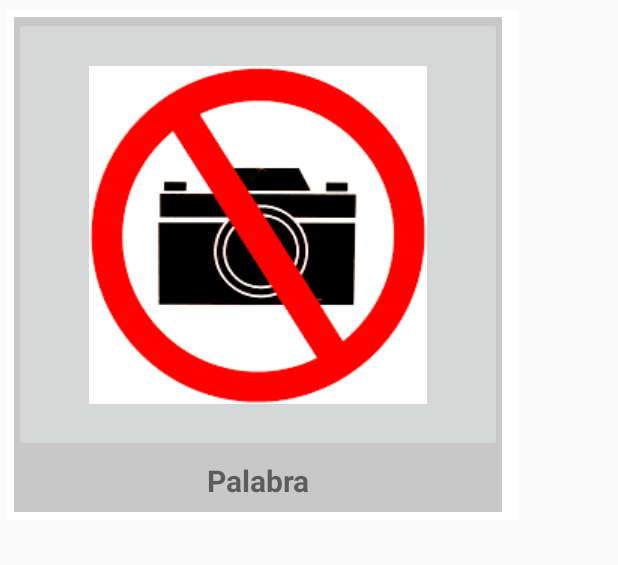
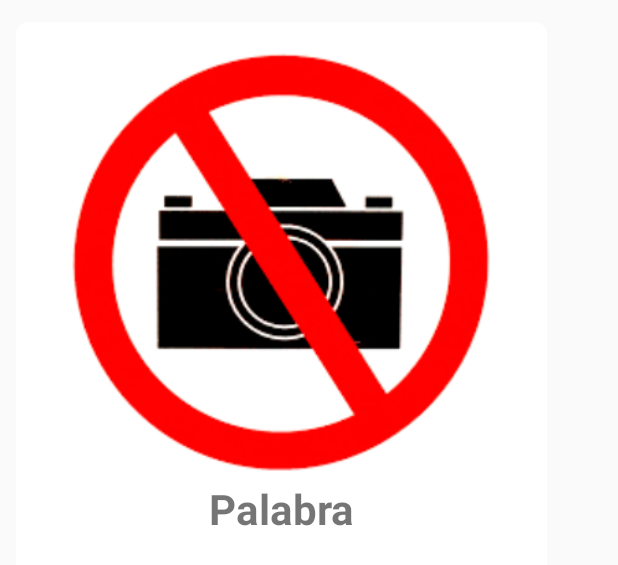
Before and after one commit to GING01/MiTaller, an Android app: the layout list_palabras_entrenamiento.xml on its own in the app's theme, with its tools: preview values and no code run, on a phone screen of 412 x 824 dp. Shown: the top 565 px of the screen. Run offline under Robolectric (Android 15) with nearby library versions, the phone set to English and light mode, and no system bars.

Commit message:
Vocabulario entrenamiento arreglado 2

```diff
--- a/app/src/main/res/layout/activity_entrenamiento_vocabulario.xml
+++ b/app/src/main/res/layout/activity_entrenamiento_vocabulario.xml
@@ -4,8 +4,6 @@
     xmlns:tools="http://schemas.android.com/tools"
     android:layout_width="match_parent"
     android:layout_height="match_parent"
-    android:paddingRight="20dp"
-    android:paddingLeft="20dp"
     android:fillViewport="true"
     android:fitsSystemWindows="true"
     tools:context="mta.epn.ginghogam.com.mitaller.activities.EntrenamientoVocabularioActivity">
@@ -14,7 +12,7 @@
     <android.support.v7.widget.RecyclerView
         android:id="@+id/recyclerPalabraEntrenamiento"
         android:layout_width="match_parent"
-        android:layout_height="350dp"
+        android:layout_height="match_parent"
         android:layout_alignParentTop="true" />
 
 
--- a/app/src/main/res/layout/content_menu_inicial.xml
+++ b/app/src/main/res/layout/content_menu_inicial.xml
@@ -36,11 +36,10 @@
             android:id="@+id/pager_act"
             android:layout_width="wrap_content"
             android:layout_height="wrap_content"
-            android:background="@color/colorAccent"
             android:padding="28dp"
             android:text="Comenzar"
             android:textColor="@android:color/white"
-            android:textSize="16sp"
+            android:textSize="27sp"
             android:textStyle="bold"
             android:layout_centerInParent= "true"/>
 
--- a/app/src/main/res/layout/list_palabras_entrenamiento.xml
+++ b/app/src/main/res/layout/list_palabras_entrenamiento.xml
@@ -1,43 +1,43 @@
 <?xml version="1.0" encoding="utf-8"?>
 <android.support.v7.widget.CardView xmlns:android="http://schemas.android.com/apk/res/android"
-    android:layout_width="350dp"
-    android:layout_height="wrap_content"
     xmlns:app="http://schemas.android.com/apk/res-auto"
-    app:cardElevation="3dp"
+    android:layout_width="375dp"
+    android:layout_height="400dp"
+    app:cardCornerRadius="8dp"
+    app:cardElevation="8dp"
     app:cardUseCompatPadding="true"
-    app:cardCornerRadius="3dp"
-    app:cardBackgroundColor="#fff"
     app:contentPadding="5dp">
-
 
 
     <LinearLayout
         android:id="@+id/lyColor"
         android:layout_width="325dp"
-            android:layout_height="330dp"
-            android:orientation="vertical"
-            android:background="@color/cardview_shadow_start_color">
+        android:layout_height="350dp"
+        android:layout_gravity="center"
+        android:layout_marginHorizontal="20dp"
+        android:layout_marginVertical="20dp"
+        android:orientation="vertical">
 
-            <ImageButton
-                android:paddingTop="10dp"
+        <ImageView
             android:id="@+id/img_palabra_V"
             android:layout_width="match_parent"
             android:layout_height="290dp"
+            android:paddingTop="10dp"
             android:src="@drawable/no_foto" />
 
         <TextView
             android:id="@+id/palabra_"
             android:layout_width="match_parent"
             android:layout_height="wrap_content"
+            android:paddingBottom="5dp"
             android:paddingTop="5dp"
-                android:paddingBottom="5dp"
             android:text="Palabra"
             android:textAlignment="center"
-                android:textSize="20dp"
-                android:textStyle="bold" />
+            android:textSize="28dp"
+            android:textStyle="bold"
+            android:layout_gravity="center_vertical"/>
 
     </LinearLayout>
 
 
-
 </android.support.v7.widget.CardView>
```
Also changed, not shown: app/src/main/java/mta/epn/ginghogam/com/mitaller/activities/MenuInicialActivity.java (+22 -11 lines), app/src/main/java/mta/epn/ginghogam/com/mitaller/adaptadores/PalabraEntrenamientoListAdapter.java (+38 -17 lines). Lines whose indentation alone changed are shown as unchanged.
